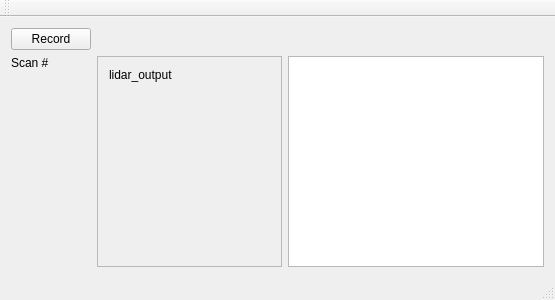
Old version of the form cpp/lidar/lidar_gui/mainwindow.ui in the repository berickson/car.
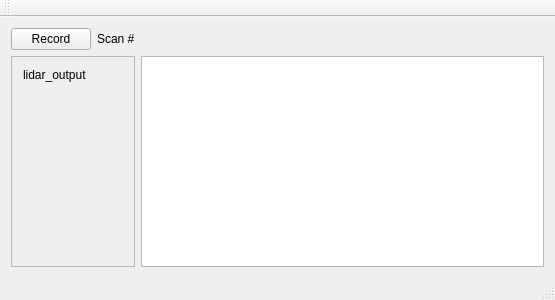
New version of the form.

The edit to the form file:
```diff
--- a/cpp/lidar/lidar_gui/mainwindow.ui
+++ b/cpp/lidar/lidar_gui/mainwindow.ui
@@ -15,7 +15,14 @@
   </property>
   <widget class="QWidget" name="centralWidget">
    <layout class="QGridLayout" name="gridLayout">
-    <item row="1" column="1">
+    <item row="0" column="1">
+     <widget class="QLabel" name="scan_count_label">
+      <property name="text">
+       <string>Scan #</string>
+      </property>
+     </widget>
+    </item>
+    <item row="1" column="0" colspan="2">
      <widget class="QScrollArea" name="scrollArea">
       <property name="widgetResizable">
        <bool>true</bool>
@@ -25,7 +32,7 @@
         <rect>
          <x>0</x>
          <y>0</y>
-         <width>187</width>
+         <width>129</width>
          <height>188</height>
         </rect>
        </property>
@@ -50,13 +57,6 @@
       </widget>
      </widget>
     </item>
-    <item row="1" column="0" alignment="Qt::AlignTop">
-     <widget class="QLabel" name="scan_count_label">
-      <property name="text">
-       <string>Scan #</string>
-      </property>
-     </widget>
-    </item>
     <item row="1" column="2">
      <widget class="QGraphicsView" name="graphics_view"/>
     </item>
```
